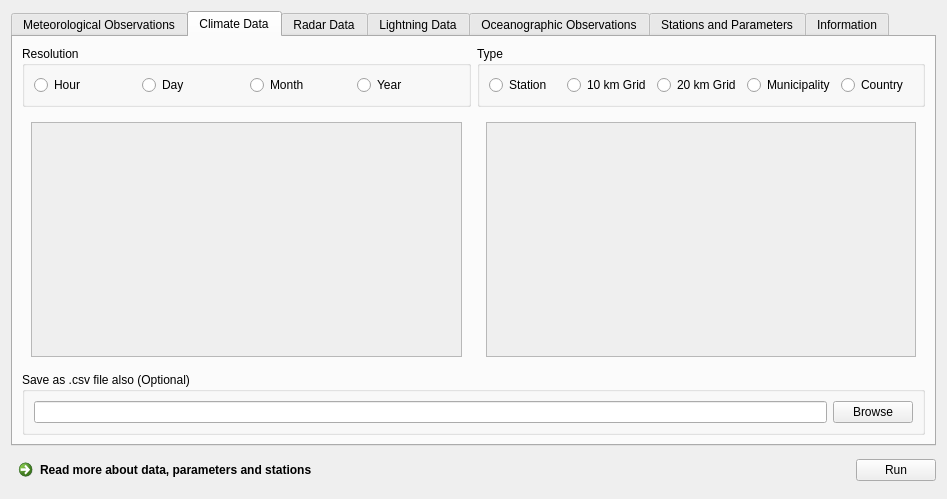
The window that DMI_Open_Data_dialog_base.ui (dmidk/Open-Data-QGIS-plugin) describes before a commit, drawn with Qt 5.
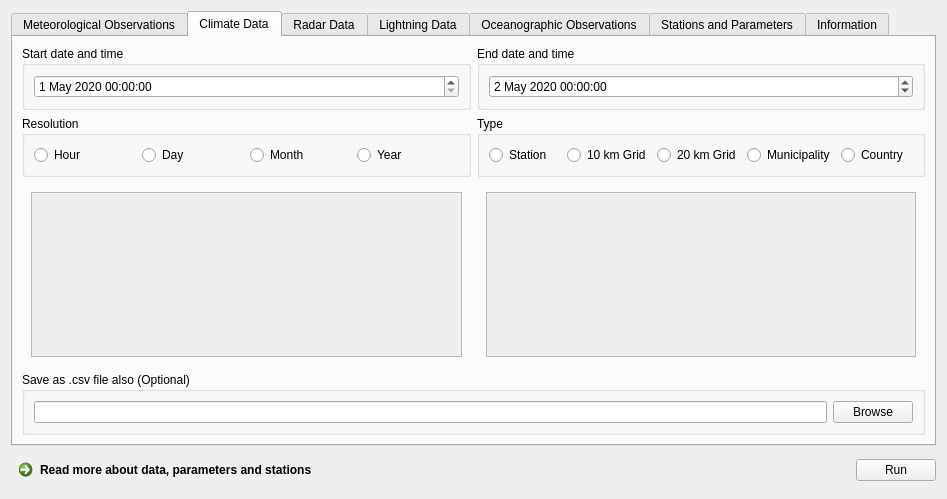
The same window after the commit. The open tabs and pages were chosen to show the change. Icons and pictures are not drawn.

Commit message:
Implement climate data date select
Parameters also display with settings explanation if the corresponding
API key is not set.

Removed tons of un-needed parameter lists for climate data.

The edit to the form file:
```diff
--- a/DMI_Open_Data_dialog_base.ui
+++ b/DMI_Open_Data_dialog_base.ui
@@ -204,6 +204,50 @@
        <string>Climate Data</string>
       </attribute>
       <layout class="QVBoxLayout" name="verticalLayout_39">
+       <item>
+        <layout class="QHBoxLayout" name="horizontalLayout_13">
+         <item>
+          <widget class="QGroupBox" name="climate_data_start_date_group_box">
+           <property name="title">
+            <string>Start date and time</string>
+           </property>
+           <layout class="QHBoxLayout" name="horizontalLayout_17">
+            <item>
+             <widget class="QDateTimeEdit" name="climate_data_start_date_dateedit">
+              <property name="date">
+               <date>
+                <year>2020</year>
+                <month>5</month>
+                <day>1</day>
+               </date>
+              </property>
+             </widget>
+            </item>
+           </layout>
+          </widget>
+         </item>
+         <item>
+          <widget class="QGroupBox" name="climate_data_end_date_group_box">
+           <property name="title">
+            <string>End date and time</string>
+           </property>
+           <layout class="QHBoxLayout" name="horizontalLayout_15">
+            <item>
+             <widget class="QDateTimeEdit" name="climate_data_end_date_dateedit">
+              <property name="date">
+               <date>
+                <year>2020</year>
+                <month>5</month>
+                <day>2</day>
+               </date>
+              </property>
+             </widget>
+            </item>
+           </layout>
+          </widget>
+         </item>
+        </layout>
+       </item>
        <item>
         <layout class="QHBoxLayout" name="horizontalLayout_6">
          <item>
@@ -330,8 +374,8 @@
                  <rect>
                   <x>0</x>
                   <y>0</y>
-                  <width>80</width>
-                  <height>18</height>
+                  <width>430</width>
+                  <height>128</height>
                  </rect>
                 </property>
                 <layout class="QVBoxLayout" name="verticalLayout_32"/>
@@ -407,7 +451,7 @@
                   <x>0</x>
                   <y>0</y>
                   <width>429</width>
-                  <height>206</height>
+                  <height>128</height>
                  </rect>
                 </property>
                 <layout class="QVBoxLayout" name="verticalLayout_34"/>
```
Left out of the diff: 7 changed lines with no effect on the pictures. The commit also changes 3 other files.
